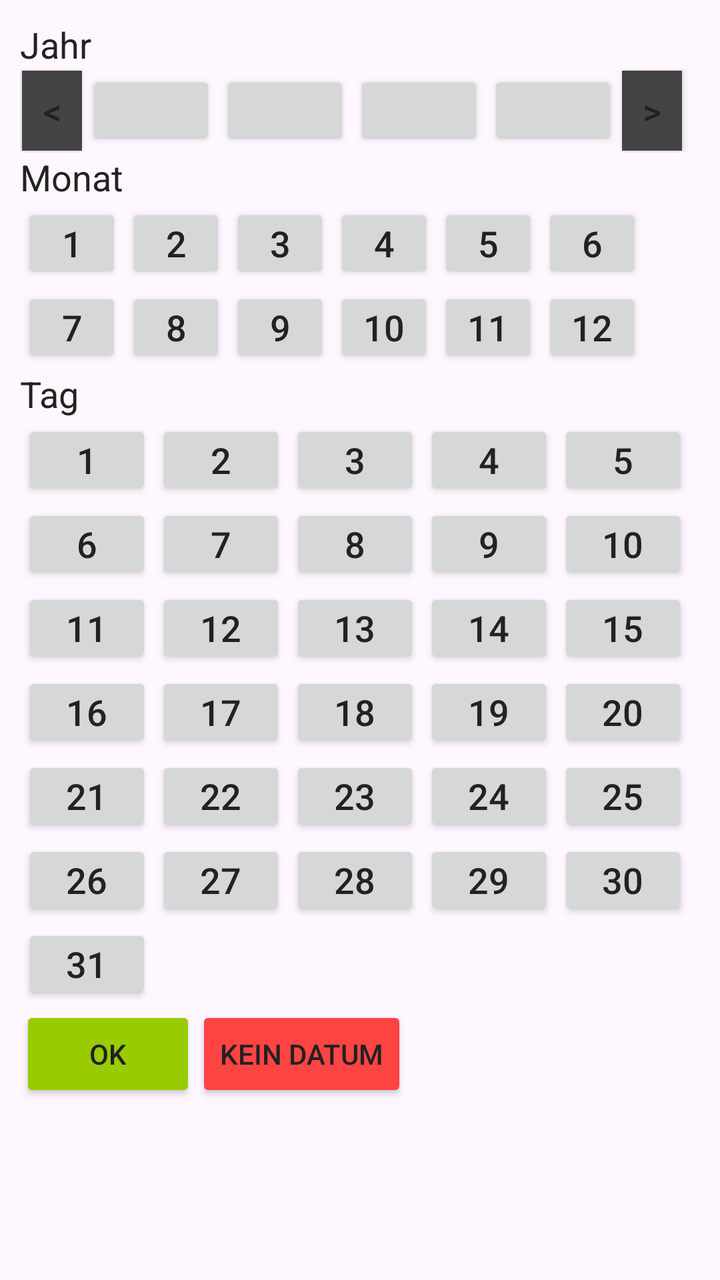
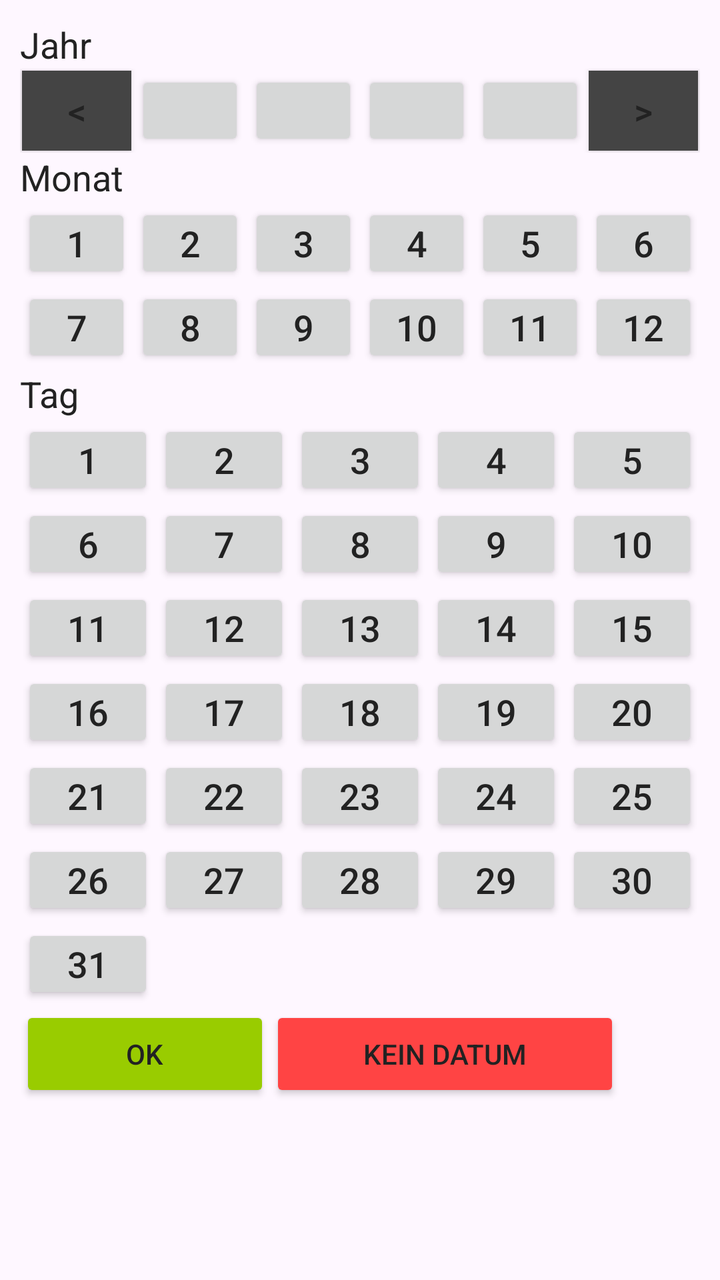

Compare the two renders of this Android layout. The source of the first and the diff that turns it into the second are given below.
<!-- AndroidManifest.xml: application theme Theme.VorratsuebersichtNeu -->
<!-- res/layout/date_picker2_fragemnt.xml -->
<?xml version="1.0" encoding="utf-8"?>
<LinearLayout xmlns:android="http://schemas.android.com/apk/res/android"
    android:orientation="vertical"
    android:layout_width="match_parent"
    android:layout_height="match_parent"
    android:padding="10dp" >

    <TextView
        android:text="Jahr"
        android:textSize="18sp"
        android:textColor="@color/Default_Text_Color"
        android:layout_width="match_parent"
        android:layout_height="wrap_content" />

    
    <LinearLayout
        android:layout_width="match_parent"
        android:layout_height="wrap_content"
        android:orientation="horizontal">

        <Button
            android:id="@+id/year_button_Back"
            android:text="&lt;"
            android:layout_width="30dp"
            android:background="@drawable/background_rectangle"
            style="@style/CalenderYearButtonStyle" />

        <Button android:id="@+id/year_button1" style="@style/CalenderYearButtonStyle" />
        <Button android:id="@+id/year_button2" style="@style/CalenderYearButtonStyle" />
        <Button android:id="@+id/year_button3" style="@style/CalenderYearButtonStyle" />
        <Button android:id="@+id/year_button4" style="@style/CalenderYearButtonStyle" />

        <Button
            android:id="@+id/year_button_Forward"
            android:text="&gt;"
            style="@style/CalenderYearButtonStyle"
            android:background="@drawable/background_rectangle"
            android:layout_width="30dp" />

    </LinearLayout>

    <TextView
        android:text="Monat"
        android:textSize="18sp"
        android:textColor="@color/Default_Text_Color"
        android:layout_width="match_parent"
        android:layout_height="wrap_content" />

    
    <LinearLayout
        android:layout_width="match_parent"
        android:layout_height="wrap_content"
        android:orientation="horizontal">

        <Button
            android:id="@+id/month_button1"
            style="@style/CalenderMonthButtonStyle"
            android:text="1" />

        <Button
            android:id="@+id/month_button2"
            style="@style/CalenderMonthButtonStyle"
            android:text="2" />

        <Button
            android:id="@+id/month_button3"
            style="@style/CalenderMonthButtonStyle"
            android:text="3" />

        <Button
            android:id="@+id/month_button4"
            style="@style/CalenderMonthButtonStyle"
            android:text="4" />

        <Button
            android:id="@+id/month_button5"
            style="@style/CalenderMonthButtonStyle"
            android:text="5" />

        <Button
            android:id="@+id/month_button6"
            style="@style/CalenderMonthButtonStyle"
            android:text="6" />

    </LinearLayout>

    
    <LinearLayout
        android:layout_width="match_parent"
        android:layout_height="wrap_content"
        android:orientation="horizontal">

        <Button
            android:id="@+id/month_button7"
            android:text="7"
            style="@style/CalenderMonthButtonStyle" />

        <Button
            android:id="@+id/month_button8"
            android:text="8"
            style="@style/CalenderMonthButtonStyle" />

        <Button
            android:id="@+id/month_button9"
            android:text="9"
            style="@style/CalenderMonthButtonStyle" />

        <Button
            android:id="@+id/month_button10"
            android:text="10"
            style="@style/CalenderMonthButtonStyle" />

        <Button
            android:id="@+id/month_button11"
            android:text="11"
            style="@style/CalenderMonthButtonStyle" />

        <Button
            android:id="@+id/month_button12"
            android:text="12"
            style="@style/CalenderMonthButtonStyle" />

    </LinearLayout>

    <TextView
        android:text="Tag"
        android:textSize="18sp"
        android:textColor="@color/Default_Text_Color"
        android:layout_width="match_parent"
        android:layout_height="wrap_content" />

    <GridLayout
        android:layout_width="match_parent"
        android:layout_height="wrap_content"
        android:rowCount="7"
        android:columnCount="5"
        android:useDefaultMargins="true">

        
        <Button android:id="@+id/day_button1"  android:text="1"  android:layout_row="0" android:layout_column="0" style="@style/CalenderDayButtonStyle"/>
        <Button android:id="@+id/day_button2"  android:text="2"  android:layout_row="0" android:layout_column="1" style="@style/CalenderDayButtonStyle"/>
        <Button android:id="@+id/day_button3"  android:text="3"  android:layout_row="0" android:layout_column="2" style="@style/CalenderDayButtonStyle"/>
        <Button android:id="@+id/day_button4"  android:text="4"  android:layout_row="0" android:layout_column="3" style="@style/CalenderDayButtonStyle"/>
        <Button android:id="@+id/day_button5"  android:text="5"  android:layout_row="0" android:layout_column="4" style="@style/CalenderDayButtonStyle"/>

        
        <Button android:id="@+id/day_button6"  android:text="6"  android:layout_row="1" android:layout_column="0" style="@style/CalenderDayButtonStyle"/>
        <Button android:id="@+id/day_button7"  android:text="7"  android:layout_row="1" android:layout_column="1" style="@style/CalenderDayButtonStyle"/>
        <Button android:id="@+id/day_button8"  android:text="8"  android:layout_row="1" android:layout_column="2" style="@style/CalenderDayButtonStyle"/>
        <Button android:id="@+id/day_button9"  android:text="9"  android:layout_row="1" android:layout_column="3" style="@style/CalenderDayButtonStyle"/>
        <Button android:id="@+id/day_button10" android:text="10" android:layout_row="1" android:layout_column="4" style="@style/CalenderDayButtonStyle"/>

        
        <Button android:id="@+id/day_button11" android:text="11" android:layout_row="2" android:layout_column="0" style="@style/CalenderDayButtonStyle"/>
        <Button android:id="@+id/day_button12" android:text="12" android:layout_row="2" android:layout_column="1" style="@style/CalenderDayButtonStyle"/>
        <Button android:id="@+id/day_button13" android:text="13" android:layout_row="2" android:layout_column="2" style="@style/CalenderDayButtonStyle"/>
        <Button android:id="@+id/day_button14" android:text="14" android:layout_row="2" android:layout_column="3" style="@style/CalenderDayButtonStyle"/>
        <Button android:id="@+id/day_button15" android:text="15" android:layout_row="2" android:layout_column="4" style="@style/CalenderDayButtonStyle"/>

        
        <Button android:id="@+id/day_button16" android:text="16" android:layout_row="3" android:layout_column="0" style="@style/CalenderDayButtonStyle"/>
        <Button android:id="@+id/day_button17" android:text="17" android:layout_row="3" android:layout_column="1" style="@style/CalenderDayButtonStyle"/>
        <Button android:id="@+id/day_button18" android:text="18" android:layout_row="3" android:layout_column="2" style="@style/CalenderDayButtonStyle"/>
        <Button android:id="@+id/day_button19" android:text="19" android:layout_row="3" android:layout_column="3" style="@style/CalenderDayButtonStyle"/>
        <Button android:id="@+id/day_button20" android:text="20" android:layout_row="3" android:layout_column="4" style="@style/CalenderDayButtonStyle"/>

        
        <Button android:id="@+id/day_button21" android:text="21" android:layout_row="4" android:layout_column="0" style="@style/CalenderDayButtonStyle"/>
        <Button android:id="@+id/day_button22" android:text="22" android:layout_row="4" android:layout_column="1" style="@style/CalenderDayButtonStyle"/>
        <Button android:id="@+id/day_button23" android:text="23" android:layout_row="4" android:layout_column="2" style="@style/CalenderDayButtonStyle"/>
        <Button android:id="@+id/day_button24" android:text="24" android:layout_row="4" android:layout_column="3" style="@style/CalenderDayButtonStyle"/>
        <Button android:id="@+id/day_button25" android:text="25" android:layout_row="4" android:layout_column="4" style="@style/CalenderDayButtonStyle"/>

        
        <Button android:id="@+id/day_button26" android:text="26" android:layout_row="5" android:layout_column="0" style="@style/CalenderDayButtonStyle"/>
        <Button android:id="@+id/day_button27" android:text="27" android:layout_row="5" android:layout_column="1" style="@style/CalenderDayButtonStyle"/>
        <Button android:id="@+id/day_button28" android:text="28" android:layout_row="5" android:layout_column="2" style="@style/CalenderDayButtonStyle"/>
        <Button android:id="@+id/day_button29" android:text="29" android:layout_row="5" android:layout_column="3" style="@style/CalenderDayButtonStyle"/>
        <Button android:id="@+id/day_button30" android:text="30" android:layout_row="5" android:layout_column="4" style="@style/CalenderDayButtonStyle"/>

        
        <Button android:id="@+id/day_button31" android:text="31" android:layout_row="6" android:layout_column="0" style="@style/CalenderDayButtonStyle"/>

    </GridLayout>

    <LinearLayout
        android:layout_width="match_parent"
        android:layout_height="wrap_content"
        android:orientation="horizontal"
        android:layoutDirection="rtl" >

        <Button
            android:id="@+id/buttonOk"
            android:text="@string/App_Ok"
            android:textColor="@color/Default_Text_Color"
            android:backgroundTint="@android:color/holo_green_light"
            android:layout_height="wrap_content"
            android:layout_width="wrap_content" />

        <Button
            android:id="@+id/buttonNoDate"
            android:textColor="@color/Default_Text_Color"
            android:text="Kein Datum"
            android:backgroundTint="@android:color/holo_red_light"
            android:layout_height="wrap_content"
            android:layout_width="wrap_content" />

    </LinearLayout>

</LinearLayout>
<!-- resources referenced by this layout -->
<resources>
  <color name="Default_Text_Color" type="color">#222222</color>
  <!-- drawable background_rectangle (drawable) -->
  <?xml version="1.0" encoding="utf-8"?>
  <shape xmlns:android="http://schemas.android.com/apk/res/android">
  
      <solid
          android:color="#444444"
          />
  
      <corners
          android:radius="0dp"
          />
  </shape>
  <string name="App_Ok">OK</string>
  <style name="CalenderDayButtonStyle">
          <item name="android:textColor">@color/Default_Text_Color</item>
          <item name="android:textSize">18sp</item>
          <item name="android:layout_width">65dp</item>
          <item name="android:layout_height">40dp</item>
          <item name="android:layout_margin">1dp</item>
          <item name="android:padding">0dp</item>
      </style>
  <style name="CalenderMonthButtonStyle">
          <item name="android:textColor">@color/Default_Text_Color</item>
          <item name="android:textSize">18sp</item>
          <item name="android:layout_width">50dp</item>
          <item name="android:layout_height">40dp</item>
          <item name="android:layout_margin">1dp</item>
          <item name="android:padding">0dp</item>
      </style>
  <style name="CalenderYearButtonStyle">
          <item name="android:textColor">@color/Default_Text_Color</item>
          <item name="android:textSize">18sp</item>
          <item name="android:layout_width">65dp</item>
          <item name="android:layout_height">40dp</item>
          <item name="android:layout_margin">1dp</item>
          <item name="android:padding">0dp</item>
      </style>
  <style name="Theme.VorratsuebersichtNeu" parent="Base.Theme.VorratsuebersichtNeu" />
  <style name="Base.Theme.VorratsuebersichtNeu" parent="Theme.Material3.DayNight.NoActionBar">
          
      </style>
</resources>

<!-- the commit's change to res/layout/date_picker2_fragemnt.xml (unified diff, before → after) -->
@@ -21,7 +21,6 @@
         <Button
             android:id="@+id/year_button_Back"
             android:text="&lt;"
-            android:layout_width="30dp"
             android:background="@drawable/background_rectangle"
             style="@style/CalenderYearButtonStyle" />
 
@@ -34,8 +33,7 @@
             android:id="@+id/year_button_Forward"
             android:text="&gt;"
             style="@style/CalenderYearButtonStyle"
-            android:background="@drawable/background_rectangle"
-            android:layout_width="30dp" />
+            android:background="@drawable/background_rectangle" />
 
     </LinearLayout>
 
@@ -195,7 +193,7 @@
             android:textColor="@color/Default_Text_Color"
             android:backgroundTint="@android:color/holo_green_light"
             android:layout_height="wrap_content"
-            android:layout_width="wrap_content" />
+            android:layout_width="125dp" />
 
         <Button
             android:id="@+id/buttonNoDate"
@@ -203,7 +201,7 @@
             android:text="Kein Datum"
             android:backgroundTint="@android:color/holo_red_light"
             android:layout_height="wrap_content"
-            android:layout_width="wrap_content" />
+            android:layout_width="175dp" />
 
     </LinearLayout>
 
<!-- resource entries referenced after the edit -->
@@ -17,7 +17,9 @@
   <style name="CalenderDayButtonStyle">
           <item name="android:textColor">@color/Default_Text_Color</item>
           <item name="android:textSize">18sp</item>
-          <item name="android:layout_width">65dp</item>
+          <item name="android:layout_width">0dp</item>
+          <item name="android:layout_gravity">fill_horizontal</item>
+          <item name="android:layout_columnWeight">1</item>
           <item name="android:layout_height">40dp</item>
           <item name="android:layout_margin">1dp</item>
           <item name="android:padding">0dp</item>
@@ -25,7 +27,8 @@
   <style name="CalenderMonthButtonStyle">
           <item name="android:textColor">@color/Default_Text_Color</item>
           <item name="android:textSize">18sp</item>
-          <item name="android:layout_width">50dp</item>
+          <item name="android:layout_width">0dp</item>
+          <item name="android:layout_weight">1</item>
           <item name="android:layout_height">40dp</item>
           <item name="android:layout_margin">1dp</item>
           <item name="android:padding">0dp</item>
@@ -33,7 +36,8 @@
   <style name="CalenderYearButtonStyle">
           <item name="android:textColor">@color/Default_Text_Color</item>
           <item name="android:textSize">18sp</item>
-          <item name="android:layout_width">65dp</item>
+          <item name="android:layout_width">0dp</item>
+          <item name="android:layout_weight">1</item>
           <item name="android:layout_height">40dp</item>
           <item name="android:layout_margin">1dp</item>
           <item name="android:padding">0dp</item>
